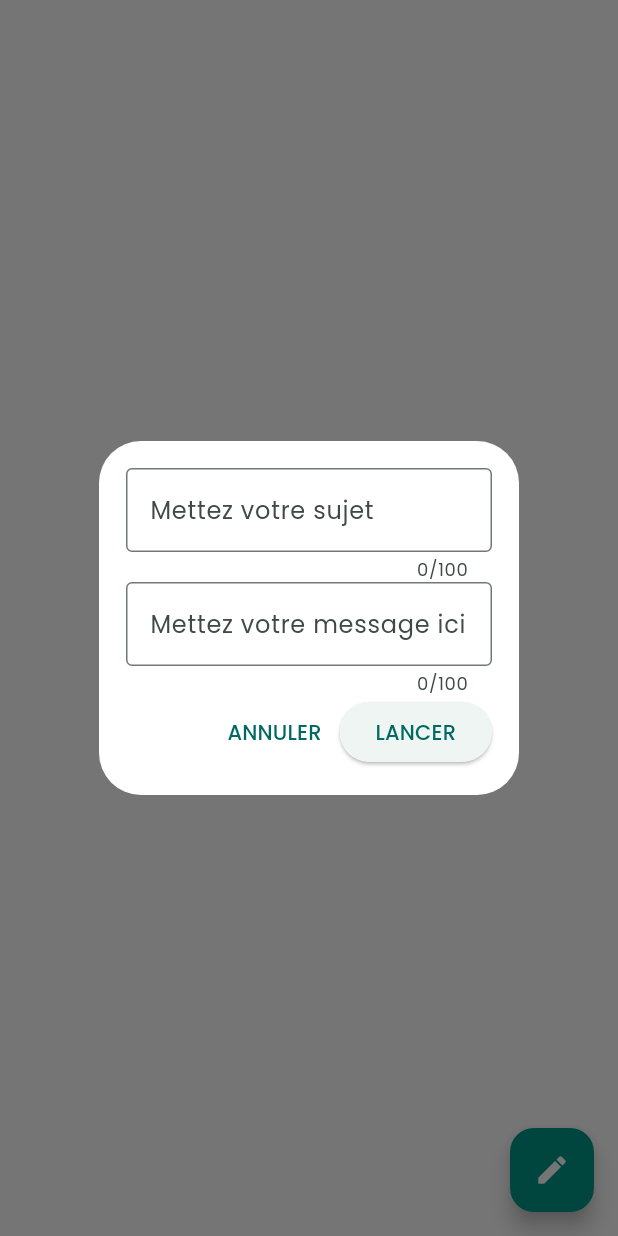
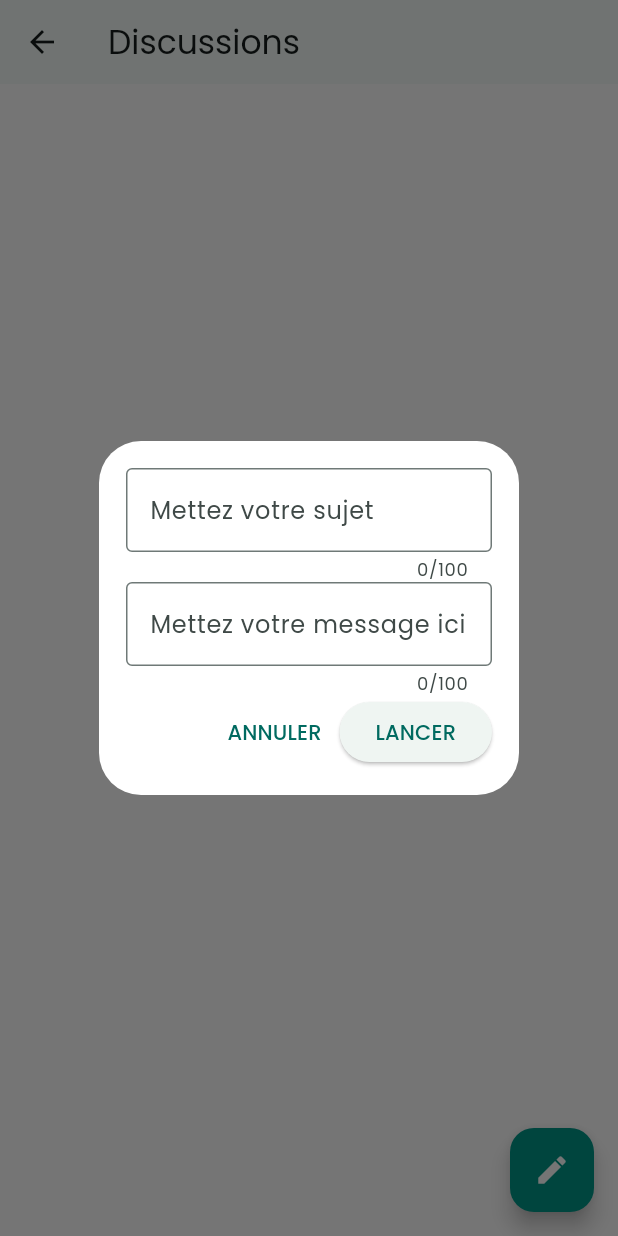
Before and after one commit to Godisouleymane/Nerd-app, a Flutter app: the Communaute screen opened directly, after a tap on the "edit" icon, on a phone screen of 412 x 824 dp. Run offline on Flutter 3.47's test engine with Material 3 defaults, Android fonts, the phone set to English and light mode, and no system bars; our stand-ins replace chewie, cloud_firestore, curved_navigation_bar, firebase_auth, firebase_core, firebase_storage and 11 more; missing offline and left inert: dev_icons; accounts and stored records are empty.

Commit message:
recuperation des discussions et les affichers sur le screen communaute

```diff
--- a/lib/models/discussionModel.dart
+++ b/lib/models/discussionModel.dart
@@ -2,11 +2,13 @@ class Discussion {
   String id;
   String sujet;
   String createurID; // identifiant de l'utilisateur qui a lancer la discussion
+  String photoURL;
   DateTime heureCreation;
 
   Discussion(
       {required this.id,
       required this.heureCreation,
+      required this.photoURL,
       required this.sujet,
       required this.createurID});
 }
--- a/lib/models/messageModel.dart
+++ b/lib/models/messageModel.dart
@@ -3,12 +3,14 @@ class Message {
   String
       discussionId; // Identifiant de la discussion a laquelle ce message appartient
   String contenu;
+  String photoURL;
   String auteurId; // identifiant de l'utilisateur qui a envoyer ce message
   DateTime heureEnvoi;
 
   Message(
       {required this.id,
       required this.discussionId,
+      required this.photoURL,
       required this.contenu,
       required this.auteurId,
       required this.heureEnvoi});
--- a/lib/views/shared-ui/communaute.dart
+++ b/lib/views/shared-ui/communaute.dart
@@ -1,16 +1,36 @@
+import 'package:cloud_firestore/cloud_firestore.dart';
 import 'package:firebase_auth/firebase_auth.dart';
+import 'package:firebase_core/firebase_core.dart';
 import 'package:flutter/material.dart';
 import 'package:code_crafters/views/parcours/html/showMessageDialog.dart';
+
 class Communaute extends StatelessWidget {
   final User? user;
-  const Communaute({this.user});
+  const Communaute({super.key, this.user});
 
   @override
   Widget build(BuildContext context) {
     return Scaffold(
+      appBar: AppBar(
+        title: Text('Discussions'),
+      ),
       backgroundColor: Colors.white,
-      body: const Center(
-        child: Text('Communaute'),
+      body: Column(
+        children: [
+          Expanded(
+              child: StreamBuilder(
+                  stream: FirebaseFirestore.instance
+                      .collection('discussions')
+                      .orderBy('heureCreation', descending: true)
+                      .snapshots(),
+                  builder: (context, AsyncSnapshot<QuerySnapshot> snapshot) {
+                    if (snapshot.connectionState == ConnectionState.waiting) {
+                      return const Center(
+                        child: Text('Aucune discussions trouvés'),
+                      );
+                    }
+                  })),
+        ],
       ),
       floatingActionButton: FloatingActionButton(
         backgroundColor: Colors.teal,
```
Also changed, not shown: lib/views/parcours/html/showMessageDialog.dart (+47 -38 lines), lib/views/widgets/onBoarding_screen.dart (+4 -4 lines), lib/wrapper.dart (line endings or trailing spaces).
